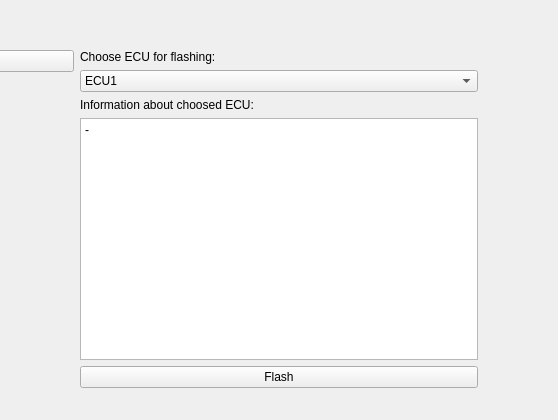
This is WINDOWS_GUI/mainwindow.ui in amosproj/amos2024ss07-updating-flash-boot-loader as Qt 5 draws it before an edit; both pictures show x 424 to 982 and y 0 to 420 of the 1400 by 700 pixel window. The edited form follows.
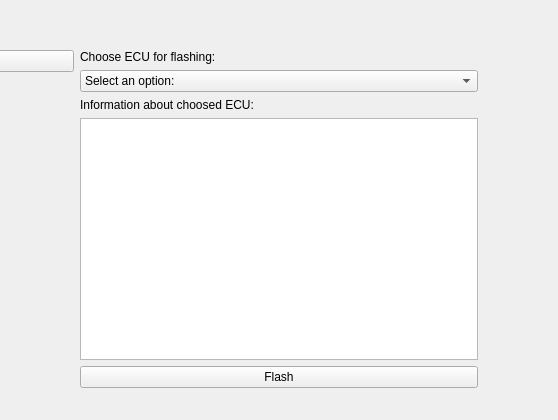
This is the edited form.

Commit message: #27 ECU listing logic

What changed in the file:
```diff
--- a/WINDOWS_GUI/mainwindow.ui
+++ b/WINDOWS_GUI/mainwindow.ui
@@ -86,6 +86,11 @@
        </item>
        <item>
         <widget class="QComboBox" name="comboBox">
+         <item>
+          <property name="text">
+           <string>Select an option:</string>
+          </property>
+         </item>
          <item>
           <property name="text">
            <string>ECU1</string>
@@ -125,7 +130,7 @@
 li.unchecked::marker { content: &quot;\2610&quot;; }
 li.checked::marker { content: &quot;\2612&quot;; }
 &lt;/style&gt;&lt;/head&gt;&lt;body style=&quot; font-family:'Segoe UI'; font-size:9pt; font-weight:400; font-style:normal;&quot;&gt;
-&lt;p style=&quot; margin-top:0px; margin-bottom:0px; margin-left:0px; margin-right:0px; -qt-block-indent:0; text-indent:0px;&quot;&gt;-&lt;/p&gt;&lt;/body&gt;&lt;/html&gt;</string>
+&lt;p style=&quot;-qt-paragraph-type:empty; margin-top:0px; margin-bottom:0px; margin-left:0px; margin-right:0px; -qt-block-indent:0; text-indent:0px;&quot;&gt;&lt;br /&gt;&lt;/p&gt;&lt;/body&gt;&lt;/html&gt;</string>
          </property>
         </widget>
        </item>
```
The commit also changes 1 other file.
